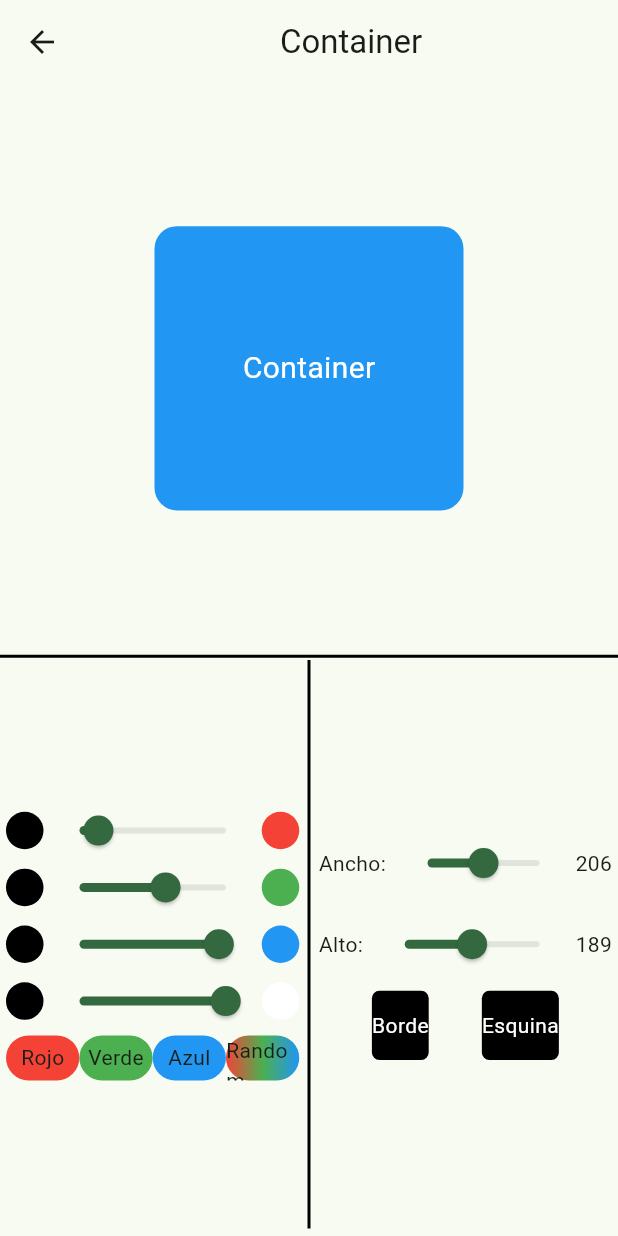
After one commit to JuEnPeHa/flutter_widgets, a Flutter app: the screen it shows after launch, after a tap on "Container", on a phone screen of 412 x 824 dp. The commit adds this screen. Run offline on Flutter 3.47's test engine with Material 3 defaults, Android fonts, the phone set to English and light mode, and no system bars.

Commit message:
Container

```diff
--- /dev/null
+++ b/lib/consts.dart/list_of_elements.dart
@@ -0,0 +1,10 @@
+import 'package:flutter_widgets/models/catalogo_model.dart';
+import 'package:flutter_widgets/screens/container/container_page.dart';
+
+const CatalogoModel catalogo = CatalogoModel(catalogoElements: [
+  CatalogoElementModel(
+    title: 'Container',
+    description: 'Pagina de ejemplo de Container',
+    route: ContainerPage(),
+  ),
+]);
--- a/lib/main.dart
+++ b/lib/main.dart
@@ -1,8 +1,11 @@
 import 'package:flutter/material.dart';
+import 'package:flutter_widgets/consts.dart/list_of_elements.dart';
 
 void main() {
   runApp(const MyApp());
 }
+
+const _title = 'Catalogo de Widgets';
 
 class MyApp extends StatelessWidget {
   const MyApp({super.key});
@@ -10,12 +13,14 @@ class MyApp extends StatelessWidget {
   @override
   Widget build(BuildContext context) {
     return MaterialApp(
-      title: 'Flutter Demo',
+      title: _title,
       theme: ThemeData(
-        colorScheme: ColorScheme.fromSeed(seedColor: Colors.deepPurple),
+        colorScheme: ColorScheme.fromSeed(
+          seedColor: Color.fromARGB(255, 66, 177, 98),
+        ),
         useMaterial3: true,
       ),
-      home: const MyHomePage(title: 'Flutter Demo Home Page'),
+      home: const MyHomePage(title: _title),
     );
   }
 }
@@ -29,39 +34,31 @@ class MyHomePage extends StatefulWidget {
 }
 
 class _MyHomePageState extends State<MyHomePage> {
-  int _counter = 0;
-
-  void _incrementCounter() {
-    setState(() {
-      _counter++;
-    });
-  }
-
   @override
   Widget build(BuildContext context) {
     return Scaffold(
       appBar: AppBar(
         backgroundColor: Theme.of(context).colorScheme.inversePrimary,
-        title: Text(widget.title),
+        title: Center(child: Text(widget.title)),
       ),
       body: Center(
         child: Column(
           mainAxisAlignment: MainAxisAlignment.center,
-          children: <Widget>[
-            const Text(
-              'You have pushed the button this many times:',
-            ),
-            Text(
-              '$_counter',
-              style: Theme.of(context).textTheme.headlineMedium,
-            ),
-          ],
+          children: catalogo.catalogoElements
+              .map(
+                (element) => ListTile(
+                  title: Text(element.title),
+                  subtitle: Text(element.description),
+                  onTap: () {
+                    Navigator.push(
+                      context,
+                      MaterialPageRoute(builder: (context) => element.route),
+                    );
+                  },
+                ),
+              )
+              .toList(),
         ),
-      ),
-      floatingActionButton: FloatingActionButton(
-        onPressed: _incrementCounter,
-        tooltip: 'Increment',
-        child: const Icon(Icons.add),
       ),
     );
   }
--- /dev/null
+++ b/lib/models/catalogo_model.dart
@@ -0,0 +1,19 @@
+import 'package:flutter/material.dart';
+
+class CatalogoModel {
+  final List<CatalogoElementModel> catalogoElements;
+
+  const CatalogoModel({required this.catalogoElements});
+}
+
+class CatalogoElementModel {
+  final String title;
+  final String description;
+  final Widget route;
+
+  const CatalogoElementModel({
+    required this.title,
+    required this.description,
+    required this.route,
+  });
+}
--- /dev/null
+++ b/lib/screens/container/container_page.dart
@@ -0,0 +1,143 @@
+import 'package:flutter/material.dart';
+import 'package:flutter_widgets/screens/container/widgets/box_decoration_selector.dart';
+import 'package:flutter_widgets/screens/container/widgets/slider_color_selector.dart';
+import 'package:flutter_widgets/screens/container/widgets/slider_size_selector.dart';
+import 'package:flutter_widgets/widgets/scaffold_showcase.dart';
+
+const Divider divider = Divider(
+  height: 5,
+  thickness: 2,
+  color: Colors.black,
+);
+
+const Expanded spacer = Expanded(
+  flex: 1,
+  child: SizedBox.shrink(),
+);
+
+class ContainerPage extends StatefulWidget {
+  const ContainerPage({super.key});
+
+  @override
+  State<ContainerPage> createState() => _ContainerPageState();
+}
+
+class _ContainerPageState extends State<ContainerPage> {
+  BoxDecoration _boxDecoration = BoxDecoration(
+    borderRadius: BorderRadius.circular(15),
+    color: Colors.blue,
+    border: noBorder,
+  );
+
+  double? nuevaAlturaDelContainer;
+  double? nuevoAnchoDelContainer;
+
+  @override
+  Widget build(BuildContext context) {
+    return ScaffoldShowcase(
+      appBarTitle: 'Container',
+      body: LayoutBuilder(
+          builder: (BuildContext context, BoxConstraints constraints) {
+        final double alturaDeCadaMitad = (constraints.maxHeight / 2) - 5;
+        final double anchoDeCadaMitad = constraints.maxWidth;
+
+        nuevaAlturaDelContainer ??= alturaDeCadaMitad / 2;
+        nuevoAnchoDelContainer ??= anchoDeCadaMitad / 2;
+
+        return Column(
+          children: [
+            SizedBox(
+              height: alturaDeCadaMitad,
+              width: anchoDeCadaMitad,
+              child: Center(
+                child: Container(
+                  width: nuevoAnchoDelContainer,
+                  height: nuevaAlturaDelContainer,
+                  decoration: _boxDecoration,
+                  child: const Center(
+                    child: Text(
+                      'Container',
+                      style: TextStyle(
+                        color: Colors.white,
+                        fontSize: 20,
+                      ),
+                    ),
+                  ),
+                ),
+              ),
+            ),
+            divider,
+            SizedBox(
+              height: alturaDeCadaMitad,
+              width: anchoDeCadaMitad,
+              child: Row(
+                children: [
+                  Expanded(
+                    child: Column(
+                      children: [
+                        spacer,
+                        Expanded(
+                          flex: 2,
+                          child: SliderColorSelector(
+                            initialColor: _boxDecoration.color as Color,
+                            onChangeColor: (color) {
+                              setState(() {
+                                _boxDecoration = _boxDecoration.copyWith(
+                                  color: color,
+                                );
+                              });
+                            },
+                          ),
+                        ),
+                        spacer,
+                      ],
+                    ),
+                  ),
+                  VerticalDivider(
+                    width: 5,
+                    thickness: 2,
+                    color: Colors.black,
+                  ),
+                  Expanded(
+                    child: Column(
+                      children: [
+                        spacer,
+                        spacer,
+                        Expanded(
+                          flex: 2,
+                          child: SliderSizeSelector(
+                            initialSize: Size(nuevoAnchoDelContainer ??= 0,
+                                nuevaAlturaDelContainer ??= 0),
+                            maxSize: Size(anchoDeCadaMitad, alturaDeCadaMitad),
+                            onChangeSize: (value) {
+                              setState(() {
+                                nuevoAnchoDelContainer = value.width;
+                                nuevaAlturaDelContainer = value.height;
+                              });
+                            },
+                          ),
+                        ),
+                        Expanded(
+                          child: BoxDecorationSelector(
+                            initialBoxDecoration: _boxDecoration,
+                            onChangeBoxDecoration: (value) {
+                              setState(() {
+                                _boxDecoration = value;
+                              });
+                            },
+                          ),
+                        ),
+                        spacer,
+                        spacer,
+                      ],
+                    ),
+                  ),
+                ],
+              ),
+            ),
+          ],
+        );
+      }),
+    );
+  }
+}
--- /dev/null
+++ b/lib/screens/container/widgets/box_decoration_selector.dart
@@ -0,0 +1,101 @@
+import 'package:flutter/material.dart';
+
+final Border noBorder = Border.all(
+  color: Colors.transparent,
+);
+
+final Border border = Border.all(
+  color: Colors.black,
+  width: 5,
+);
+
+class BoxDecorationSelector extends StatelessWidget {
+  const BoxDecorationSelector({
+    super.key,
+    required this.initialBoxDecoration,
+    required this.onChangeBoxDecoration,
+  });
+
+  final BoxDecoration initialBoxDecoration;
+  final Function(BoxDecoration) onChangeBoxDecoration;
+
+  @override
+  Widget build(BuildContext context) {
+    return Padding(
+      padding: const EdgeInsets.all(4.0),
+      child: Row(
+        mainAxisAlignment: MainAxisAlignment.spaceEvenly,
+        children: [
+          GestureDetector(
+            onTap: initialBoxDecoration.border == noBorder
+                ? () {
+                    onChangeBoxDecoration(
+                      initialBoxDecoration.copyWith(
+                        border: border,
+                      ),
+                    );
+                  }
+                : () {
+                    onChangeBoxDecoration(
+                      initialBoxDecoration.copyWith(
+                        border: noBorder,
+                      ),
+                    );
+                  },
+            child: Container(
+              decoration: BoxDecoration(
+                borderRadius: BorderRadius.circular(5),
+                color: initialBoxDecoration.border != null
+                    ? Colors.black
+                    : Colors.white,
+              ),
+              child: Center(
+                child: Text(
+                  'Borde',
+                  style: TextStyle(
+                      color: initialBoxDecoration.border != null
+                          ? Colors.white
+                          : Colors.black),
+                ),
+              ),
+            ),
+          ),
+          GestureDetector(
+            onTap: initialBoxDecoration.borderRadius == BorderRadius.zero
+                ? () {
+                    onChangeBoxDecoration(
+                      initialBoxDecoration.copyWith(
+                        borderRadius: BorderRadius.circular(15),
+                      ),
+                    );
+                  }
+                : () {
+                    onChangeBoxDecoration(
+                      initialBoxDecoration.copyWith(
+                        borderRadius: BorderRadius.zero,
+                      ),
+                    );
+                  },
+            child: Container(
+              decoration: BoxDecoration(
+                borderRadius: BorderRadius.circular(5),
+                color: initialBoxDecoration.borderRadius != null
+                    ? Colors.black
+                    : Colors.white,
+              ),
+              child: Center(
+                child: Text(
+                  'Esquina',
+                  style: TextStyle(
+                      color: initialBoxDecoration.borderRadius != null
+                          ? Colors.white
+                          : Colors.black),
+                ),
+              ),
+            ),
+          ),
+        ],
+      ),
+    );
+  }
+}
--- /dev/null
+++ b/lib/screens/container/widgets/slider_color_selector.dart
@@ -0,0 +1,266 @@
+import 'dart:math';
+
+import 'package:flutter/material.dart';
+
+class SliderColorSelector extends StatelessWidget {
+  const SliderColorSelector({
+    super.key,
+    required this.initialColor,
+    required this.onChangeColor,
+    this.dimensionOfBoxes = 25,
+  });
+
+  final Color initialColor;
+  final Function(Color) onChangeColor;
+  final double dimensionOfBoxes;
+
+  BoxDecoration _boxDecoration(
+    Color color,
+  ) {
+    return BoxDecoration(
+      borderRadius: BorderRadius.circular(15),
+      color: color,
+    );
+  }
+
+  @override
+  Widget build(BuildContext context) {
+    return Column(
+      mainAxisAlignment: MainAxisAlignment.center,
+      children: [
+        // Slider para seleccionar el color rojo
+        Expanded(
+          child: Padding(
+            padding: const EdgeInsets.all(4.0),
+            child: Row(
+              children: [
+                Container(
+                  decoration: _boxDecoration(Colors.black),
+                  width: dimensionOfBoxes,
+                  height: dimensionOfBoxes,
+                ),
+                Expanded(
+                  child: Slider(
+                      value: initialColor.red.toDouble(),
+                      min: 0,
+                      max: 255,
+                      onChanged: (value) {
+                        onChangeColor(
+                          Color.fromARGB(
+                            255,
+                            value.toInt(),
+                            initialColor.green,
+                            initialColor.blue,
+                          ),
+                        );
+                      }),
+                ),
+                Container(
+                  decoration: _boxDecoration(Colors.red),
+                  width: dimensionOfBoxes,
+                  height: dimensionOfBoxes,
+                ),
+              ],
+            ),
+          ),
+        ),
+        // Slider para seleccionar el color verde
+        Expanded(
+          child: Padding(
+            padding: const EdgeInsets.all(4.0),
+            child: Row(
+              children: [
+                Container(
+                  decoration: _boxDecoration(Colors.black),
+                  width: dimensionOfBoxes,
+                  height: dimensionOfBoxes,
+                ),
+                Expanded(
+                  child: Slider(
+                    value: initialColor.green.toDouble(),
+                    min: 0,
+                    max: 255,
+                    onChanged: (value) {
+                      onChangeColor(
+                        Color.fromARGB(
+                          255,
+                          initialColor.red,
+                          value.toInt(),
+                          initialColor.blue,
+                        ),
+                      );
+                    },
+                  ),
+                ),
+                Container(
+                  decoration: _boxDecoration(Colors.green),
+                  width: dimensionOfBoxes,
+                  height: dimensionOfBoxes,
+                ),
+              ],
+            ),
+          ),
+        ),
+        // Slider para seleccionar el color azul
+        Expanded(
+          child: Padding(
+            padding: const EdgeInsets.all(4.0),
+            child: Row(
+              children: [
+                Container(
+                  decoration: _boxDecoration(Colors.black),
+                  width: dimensionOfBoxes,
+                  height: dimensionOfBoxes,
+                ),
+                Expanded(
+                  child: Slider(
+                    value: initialColor.blue.toDouble(),
+                    min: 0,
+                    max: 255,
+                    onChanged: (value) {
+                      onChangeColor(
+                        Color.fromARGB(
+                          255,
+                          initialColor.red,
+                          initialColor.green,
+                          value.toInt(),
+                        ),
+                      );
+                    },
+                  ),
+                ),
+                Container(
+                  decoration: _boxDecoration(Colors.blue),
+                  width: dimensionOfBoxes,
+                  height: dimensionOfBoxes,
+                ),
+              ],
+            ),
+          ),
+        ),
+        // Slider para seleccionar la opacidad
+        Expanded(
+          child: Padding(
+            padding: const EdgeInsets.all(4.0),
+            child: Row(
+              children: [
+                Container(
+                  decoration: _boxDecoration(Colors.black),
+                  width: dimensionOfBoxes,
+                  height: dimensionOfBoxes,
+                ),
+                Expanded(
+                  child: Slider(
+                    value: initialColor.alpha.toDouble(),
+                    min: 0,
+                    max: 255,
+                    onChanged: (value) {
+                      onChangeColor(
+                        Color.fromARGB(
+                          value.toInt(),
+                          initialColor.red,
+                          initialColor.green,
+                          initialColor.blue,
+                        ),
+                      );
+                    },
+                  ),
+                ),
+                Container(
+                  decoration: _boxDecoration(Colors.white),
+                  width: dimensionOfBoxes,
+                  height: dimensionOfBoxes,
+                ),
+              ],
+            ),
+          ),
+        ),
+        // Row con 4 botones para seleccionar colores; rojo, verde, azul, random.
+        Expanded(
+          child: Padding(
+            padding: const EdgeInsets.all(4.0),
+            child: Row(
+              mainAxisAlignment: MainAxisAlignment.spaceEvenly,
+              children: [
+                Expanded(
+                    child: GestureDetector(
+                  onTap: () {
+                    if (!(initialColor == Colors.red)) {
+                      onChangeColor(Colors.red);
+                    }
+                  },
+                  child: Container(
+                    decoration: _boxDecoration(Colors.red),
+                    child: const Center(
+                      child: Text('Rojo'),
+                    ),
+                  ),
+                )),
+                Expanded(
+                  child: GestureDetector(
+                    onTap: () {
+                      if (!(initialColor == Colors.green)) {
+                        onChangeColor(Colors.green);
+                      }
+                    },
+                    child: Container(
+                      decoration: _boxDecoration(Colors.green),
+                      child: const Center(
+                        child: Text('Verde'),
+                      ),
+                    ),
+                  ),
+                ),
+                Expanded(
+                  child: GestureDetector(
+                    onTap: () {
+                      if (!(initialColor == Colors.blue)) {
+                        onChangeColor(Colors.blue);
+                      }
+                    },
+                    child: Container(
+                      decoration: _boxDecoration(Colors.blue),
+                      child: const Center(
+                        child: Text('Azul'),
+                      ),
+                    ),
+                  ),
+                ),
+                Expanded(
+                  child: GestureDetector(
+                    onTap: () {
+                      final random = Random();
+                      onChangeColor(
+                        Color.fromARGB(
+                          255,
+                          random.nextInt(255),
+                          random.nextInt(255),
+                          random.nextInt(255),
+                        ),
+                      );
+                    },
+                    child: Container(
+                      decoration: BoxDecoration(
+                        borderRadius: BorderRadius.circular(15),
+                        gradient: const LinearGradient(
+                          colors: [
+                            Colors.red,
+                            Colors.green,
+                            Colors.blue,
+                          ],
+                        ),
+                      ),
+                      child: const Center(
+                        child: Text('Random'),
+                      ),
+                    ),
+                  ),
+                ),
+              ],
+            ),
+          ),
+        ),
+      ],
+    );
+  }
+}
--- /dev/null
+++ b/lib/screens/container/widgets/slider_size_selector.dart
@@ -0,0 +1,65 @@
+import 'package:flutter/material.dart';
+
+class SliderSizeSelector extends StatelessWidget {
+  const SliderSizeSelector({
+    super.key,
+    required this.initialSize,
+    required this.onChangeSize,
+    required this.maxSize,
+  });
+
+  final Size initialSize;
+  final Function(Size) onChangeSize;
+  final Size maxSize;
+
+  @override
+  Widget build(BuildContext context) {
+    return Column(
+      mainAxisAlignment: MainAxisAlignment.center,
+      children: [
+        Expanded(
+          child: Padding(
+            padding: const EdgeInsets.all(4.0),
+            child: Row(
+              children: [
+                const Text('Ancho: '),
+                Expanded(
+                  child: Slider(
+                    value: initialSize.width,
+                    min: 0,
+                    max: maxSize.width,
+                    onChanged: (value) {
+                      onChangeSize(Size(value, initialSize.height));
+                    },
+                  ),
+                ),
+                Text('${initialSize.width.toInt()}'),
+              ],
+            ),
+          ),
+        ),
+        Expanded(
+          child: Padding(
+            padding: const EdgeInsets.all(4.0),
+            child: Row(
+              children: [
+                const Text('Alto: '),
+                Expanded(
+                  child: Slider(
+                    value: initialSize.height,
+                    min: 0,
+                    max: maxSize.height,
+                    onChanged: (value) {
+                      onChangeSize(Size(initialSize.width, value));
+                    },
+                  ),
+                ),
+                Text('${initialSize.height.toInt()}'),
+              ],
+            ),
+          ),
+        ),
+      ],
+    );
+  }
+}
--- /dev/null
+++ b/lib/widgets/scaffold_showcase.dart
@@ -0,0 +1,24 @@
+import 'package:flutter/material.dart';
+
+class ScaffoldShowcase extends StatelessWidget {
+  const ScaffoldShowcase({
+    super.key,
+    required this.appBarTitle,
+    required this.body,
+  });
+
+  final String appBarTitle;
+  final Widget body;
+
+  @override
+  Widget build(BuildContext context) {
+    return Scaffold(
+      appBar: AppBar(
+        title: Center(
+          child: Text(appBarTitle),
+        ),
+      ),
+      body: SafeArea(child: body),
+    );
+  }
+}
```
Also changed, not shown: 1 other file.
